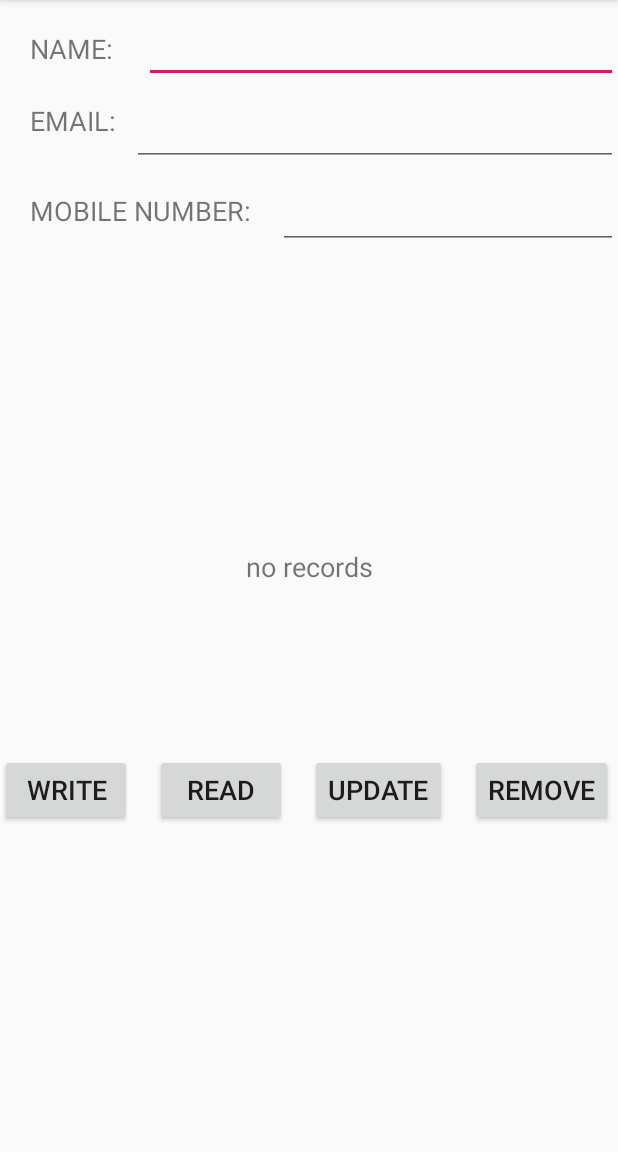
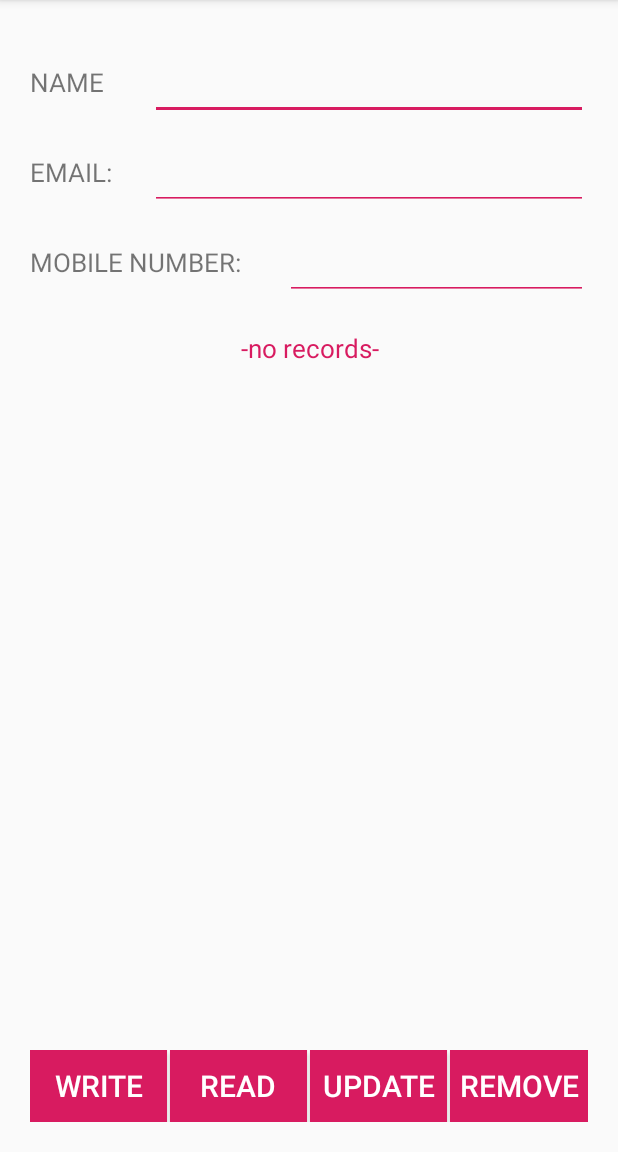
Before and after one commit to LuSylvia/HelloAndroid, an Android app: the screen it shows after launch (MainActivity), on a phone screen of 412 x 824 dp, the part 84-1236 px from its top. Run offline under Robolectric (Android 15) with nearby library versions, the phone set to English and light mode, and no system bars.

Commit message:
Android sqlite demo ver 1.04
修改了界面布局。

```diff
--- a/SqliteDemo/app/src/main/java/com/example/sqlitedemo/MainActivity.java
+++ b/SqliteDemo/app/src/main/java/com/example/sqlitedemo/MainActivity.java
@@ -24,7 +24,7 @@ public class MainActivity extends AppCompatActivity {
     TextView tv_records;
     //创建数据库操作类
     DatabaseOperator db;
-
+    //服务
     Intent Serviceintent;
 
 
@@ -43,8 +43,6 @@ public class MainActivity extends AppCompatActivity {
         Serviceintent=new Intent();
         Serviceintent.setPackage(getPackageName());
         Serviceintent.setAction("com.angel.Android.MUSIC");
-
-
         startService(Serviceintent);
 
     }
@@ -58,14 +56,14 @@ public class MainActivity extends AppCompatActivity {
 
 
     private void myFindViewByID(){
-        ed_email=findViewById(R.id.ed_email);
-        ed_name=findViewById(R.id.ed_name);
-        ed_phone=findViewById(R.id.ed_phone);
+        ed_email=findViewById(R.id.edt_email);
+        ed_name=findViewById(R.id.edt_name);
+        ed_phone=findViewById(R.id.edt_phone);
         btn_write=findViewById(R.id.btn_write);
         btn_read=findViewById(R.id.btn_read);
         btn_remove=findViewById(R.id.btn_remove);
         btn_update=findViewById(R.id.btn_update);
-        tv_records=findViewById(R.id.tv_records);
+        tv_records=findViewById(R.id.tv_show);
 
     }
 
--- a/SqliteDemo/app/src/main/res/layout/activity_main.xml
+++ b/SqliteDemo/app/src/main/res/layout/activity_main.xml
@@ -9,130 +9,148 @@
 
 
     <TextView
+        android:id="@+id/tv_name"
         android:layout_width="wrap_content"
-        android:layout_height="wrap_content"
-        android:id="@+id/tv_name"
-        android:text="NAME:"
-        android:textSize="18sp"
-        android:layout_margin="20dp"
-        ></TextView>
+        android:layout_height="50dp"
+
+        android:layout_marginLeft="20dp"
+        android:layout_marginTop="30dp"
+        android:gravity="center_vertical"
+        android:text="name"
+        android:textAllCaps="true"
+        android:textSize="17sp" />
 
     <EditText
+        android:id="@+id/edt_name"
         android:layout_width="match_parent"
-        android:layout_height="wrap_content"
-        android:layout_toRightOf="@id/tv_name"
-        android:id="@+id/ed_name"
-        android:layout_marginTop="10dp"
-        ></EditText>
+        android:layout_height="50dp"
+        android:layout_marginLeft="100dp"
+        android:layout_marginTop="30dp"
+        android:layout_marginRight="20dp"
+        android:backgroundTint="@color/colorAccent"
+        android:textSize="15sp" />
 
     <TextView
         android:id="@+id/tv_email"
         android:layout_width="wrap_content"
-        android:layout_height="wrap_content"
+        android:layout_height="50dp"
         android:layout_below="@id/tv_name"
-        android:layout_marginStart="10dp"
-        android:layout_marginLeft="10dp"
-        android:layout_marginTop="3dp"
-        android:paddingLeft="10dp"
-        android:text="EMAIL:"
-        android:textSize="18sp"></TextView>
+        android:layout_marginLeft="20dp"
+        android:layout_marginTop="10dp"
+        android:gravity="center_vertical"
+        android:text="email:"
+        android:textAllCaps="true"
+        android:textSize="17sp" />
 
     <EditText
-        android:id="@+id/ed_email"
+        android:id="@+id/edt_email"
         android:layout_width="match_parent"
-        android:layout_height="wrap_content"
-        android:layout_below="@id/ed_name"
-        android:layout_marginLeft="10dp"
+        android:layout_height="50dp"
+        android:layout_below="@id/edt_name"
+        android:layout_marginLeft="100dp"
         android:layout_marginTop="10dp"
-        android:layout_toRightOf="@id/tv_email"></EditText>
+        android:layout_marginRight="20dp"
+        android:backgroundTint="@color/colorAccent"
+        android:textSize="17sp" />
 
     <TextView
         android:id="@+id/tv_phone"
         android:layout_width="wrap_content"
-        android:layout_height="wrap_content"
+        android:layout_height="50dp"
         android:layout_below="@id/tv_email"
-        android:layout_marginStart="10dp"
-        android:layout_marginLeft="10dp"
-        android:layout_marginTop="35dp"
-        android:paddingLeft="10dp"
-        android:text="MOBILE NUMBER:"
-        android:textSize="18sp"></TextView>
+        android:layout_marginLeft="20dp"
+        android:layout_marginTop="10dp"
+        android:gravity="center_vertical"
+        android:text="mobile number:"
+        android:textAllCaps="true"
+        android:textSize="17sp" />
 
     <EditText
-        android:id="@+id/ed_phone"
-        android:layout_width="228dp"
+        android:id="@+id/edt_phone"
+        android:layout_width="match_parent"
+        android:layout_height="50dp"
+        android:layout_below="@id/edt_email"
+        android:layout_marginLeft="190dp"
+        android:layout_marginTop="10dp"
+        android:layout_marginRight="20dp"
+        android:backgroundTint="@color/colorAccent"
+        android:textSize="17sp" />
+
+    <!--    buttons-->
+    <LinearLayout
+        android:id="@+id/layout_button"
+        android:layout_margin="20dp"
+        android:layout_width="match_parent"
         android:layout_height="wrap_content"
-        android:layout_below="@id/ed_email"
-        android:layout_marginLeft="107dp"
-        android:layout_marginTop="10dp"
-        android:layout_toRightOf="@id/tv_email"></EditText>
-
-
-
-
-
-
-
-
-    <TextView
-        android:layout_width="match_parent"
-        android:layout_height="150dp"
-        android:gravity="center"
-        android:text="no records"
-        android:textSize="18sp"
-        android:scrollbars="vertical"
-        android:layout_below="@id/tv_phone"
-        android:layout_marginTop="150dp"
-        android:layout_centerHorizontal="true"
-        android:id="@+id/tv_records"
-        app:layout_constraintTop_toTopOf="parent" />
+        android:layout_alignParentBottom="true"
+        android:orientation="horizontal">
 
         <Button
             android:id="@+id/btn_write"
-        android:layout_width="wrap_content"
+            android:layout_width="0dp"
             android:layout_height="wrap_content"
-        android:layout_below="@id/tv_phone"
-        android:layout_marginTop="350dp"
+            android:layout_marginRight="2dp"
+            android:layout_weight="1"
+
+            android:background="@color/colorAccent"
             android:onClick="myClick"
-        android:text="WRITE"
-        android:textSize="18sp"></Button>
+            android:text="write"
+            android:textAllCaps="true"
+            android:textColor="@android:color/white"
+            android:textSize="20sp" />
 
         <Button
             android:id="@+id/btn_read"
-        android:layout_width="wrap_content"
+            android:layout_width="0dp"
             android:layout_height="wrap_content"
-        android:layout_below="@id/tv_phone"
-        android:layout_marginLeft="15dp"
-        android:layout_marginTop="350dp"
-        android:layout_toRightOf="@id/btn_write"
-        android:text="READ"
+            android:layout_marginRight="2dp"
+            android:layout_weight="1"
+
+
+            android:background="@color/colorAccent"
             android:onClick="myClick"
-        android:textSize="18sp"></Button>
+            android:text="read"
+            android:textAllCaps="true"
+            android:textColor="@android:color/white"
+            android:textSize="20sp" />
 
         <Button
             android:id="@+id/btn_update"
-        android:layout_width="wrap_content"
+            android:layout_width="0dp"
             android:layout_height="wrap_content"
-        android:layout_below="@id/tv_phone"
-        android:layout_marginLeft="15dp"
-        android:layout_marginTop="350dp"
-        android:layout_toRightOf="@id/btn_read"
-        android:text="UPDATE"
+            android:layout_marginRight="2dp"
+            android:layout_weight="1"
+            android:background="@color/colorAccent"
             android:onClick="myClick"
-        android:textSize="18sp"></Button>
+            android:text="update"
+            android:textAllCaps="true"
+            android:textColor="@android:color/white"
+            android:textSize="20sp" />
 
         <Button
             android:id="@+id/btn_remove"
-        android:layout_width="wrap_content"
+            android:layout_width="0dp"
             android:layout_height="wrap_content"
-        android:layout_below="@id/tv_phone"
-        android:layout_marginLeft="15dp"
-        android:layout_marginTop="350dp"
-        android:layout_toRightOf="@id/btn_update"
-        android:text="REMOVE"
+            android:layout_weight="1"
+            android:background="@color/colorAccent"
             android:onClick="myClick"
+            android:text="remove"
+            android:textAllCaps="true"
+            android:textColor="@android:color/white"
+            android:textSize="20sp" />
 
-        android:textSize="18sp"></Button>
+    </LinearLayout>
 
-
+    <TextView
+        android:id="@+id/tv_show"
+        android:layout_width="match_parent"
+        android:layout_height="wrap_content"
+        android:layout_above="@id/layout_button"
+        android:layout_below="@+id/edt_phone"
+        android:layout_marginTop="20dp"
+        android:layout_marginBottom="20dp"
+        android:gravity="center_horizontal"
+        android:text="-no records-"
+        android:textColor="@color/colorAccent"
+        android:textSize="17sp" />
 </RelativeLayout>
```
Also changed, not shown: 1 other file. Lines whose indentation alone changed are shown as unchanged.
